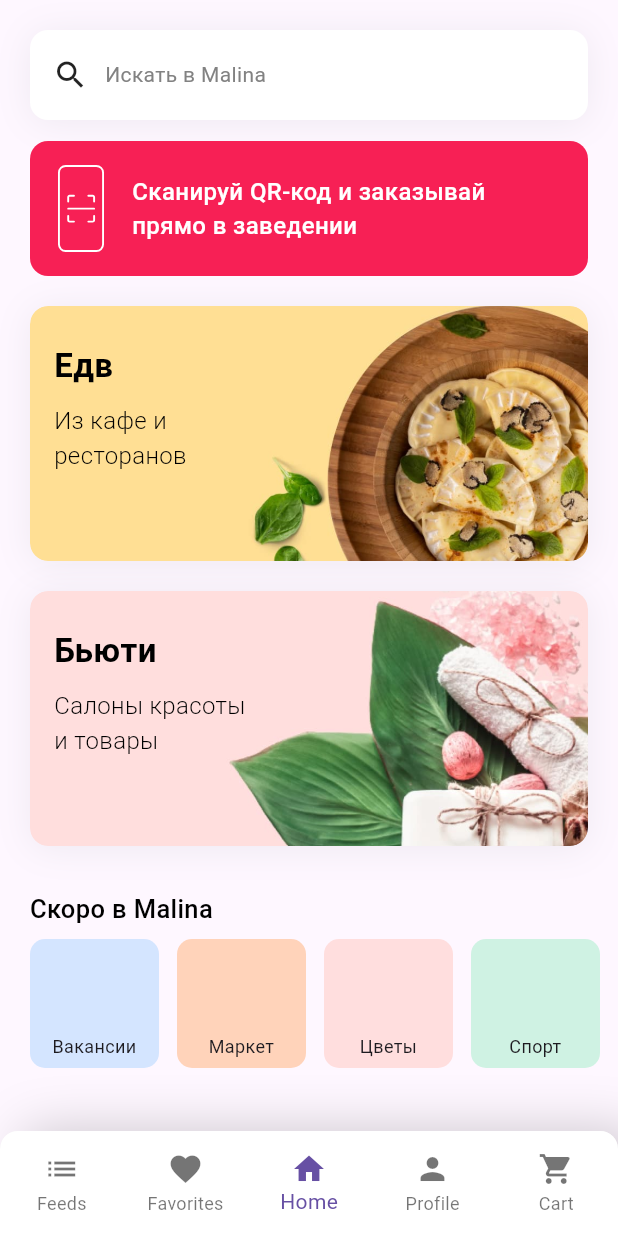
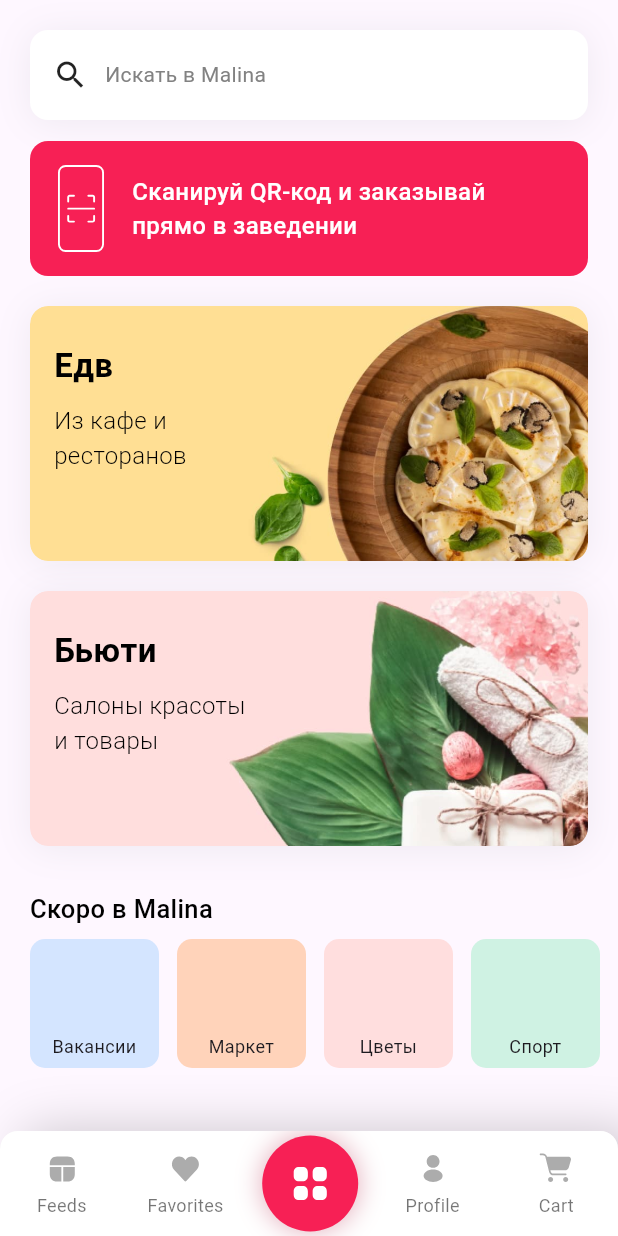
Before and after one commit to sultanmyrza/malina-consumer-app, a Flutter app: the screen it shows after launch, on a phone screen of 412 x 824 dp. Run offline on Flutter 3.47's test engine with Material 3 defaults, Android fonts, the phone set to English and light mode, and no system bars; our stand-ins replace flutter_svg, rxdart; missing offline and left inert: mobile_scanner; Roboto replaces fonts that are missing (SF Pro Display).

Commit message:
style: use brand icons in bottom nav bar

```diff
--- a/lib/features/home/home_page.dart
+++ b/lib/features/home/home_page.dart
@@ -3,6 +3,8 @@ import 'package:malina_consumer_app/features/home/home_tab/cart/sub_carts/food_c
 import 'package:malina_consumer_app/features/home/home_tab/cart/sub_carts/goods_cart/goods_cart_page.dart';
 import 'package:malina_consumer_app/features/home/home_tab/home/home_page.dart';
 import 'package:malina_consumer_app/features/home/widget/custom_overlay_bottom_sheet.dart';
+import 'package:malina_consumer_app/features/home/widget/malina_custom_svg_icons.dart';
+import 'package:malina_consumer_app/theme/colors.dart';
 
 import 'home_tab/favorites/favorites_page.dart';
 import 'home_tab/feeds/feeds_page.dart';
@@ -134,29 +136,37 @@ class _HomePageState extends State<HomePage> {
                     ),
                     child: BottomNavigationBar(
                       backgroundColor: Colors.white,
+                      selectedItemColor: AppColors.malina,
                       onTap: onTabTapped,
                       currentIndex: _bottomNavBarIndex,
-                      items: [
-                        const BottomNavigationBarItem(
-                          icon: Icon(Icons.list),
+                      items: const [
+                        BottomNavigationBarItem(
+                          icon: MalinaIcon(MalinIcons.feed),
+                          activeIcon: MalinaIcon(MalinIcons.feedActive),
                           label: 'Feeds',
                         ),
-                        const BottomNavigationBarItem(
-                          icon: Icon(Icons.favorite),
+                        BottomNavigationBarItem(
+                          activeIcon: MalinaIcon(MalinIcons.favoirteActive),
+                          icon: MalinaIcon(MalinIcons.favoirte),
                           label: 'Favorites',
                         ),
                         BottomNavigationBarItem(
-                          icon: _indexedStackIndex != 2
-                              ? const Icon(Icons.arrow_back)
-                              : const Icon(Icons.home),
-                          label: 'Home',
+                          activeIcon: MalinaIconWrapper(
+                            child: MalinaIcon(MalinIcons.homeActive),
+                          ),
+                          icon: MalinaIconWrapper(
+                            child: MalinaIcon(MalinIcons.home),
+                          ),
+                          label: "",
                         ),
-                        const BottomNavigationBarItem(
-                          icon: Icon(Icons.person),
+                        BottomNavigationBarItem(
+                          activeIcon: MalinaIcon(MalinIcons.profileActive),
+                          icon: MalinaIcon(MalinIcons.profile),
                           label: 'Profile',
                         ),
-                        const BottomNavigationBarItem(
-                          icon: Icon(Icons.shopping_cart),
+                        BottomNavigationBarItem(
+                          activeIcon: MalinaIcon(MalinIcons.cartActive),
+                          icon: MalinaIcon(MalinIcons.cart),
                           label: 'Cart',
                         ),
                       ],
```
